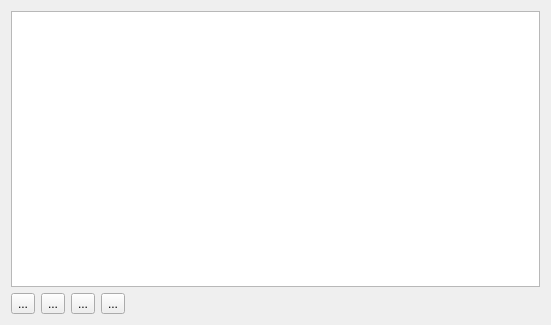
The window that shvsm/archivetabledialog.ui (SeregaGomen/shvsm) describes before a commit, drawn with Qt 5.
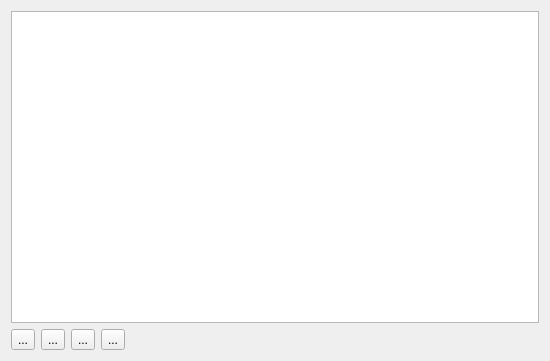
The same window after the commit. Icons and pictures are not drawn.

Diff of the .ui file:
```diff
--- a/shvsm/archivetabledialog.ui
+++ b/shvsm/archivetabledialog.ui
@@ -6,8 +6,8 @@
    <rect>
     <x>0</x>
     <y>0</y>
-    <width>551</width>
-    <height>325</height>
+    <width>550</width>
+    <height>361</height>
    </rect>
   </property>
   <property name="windowTitle">
```
